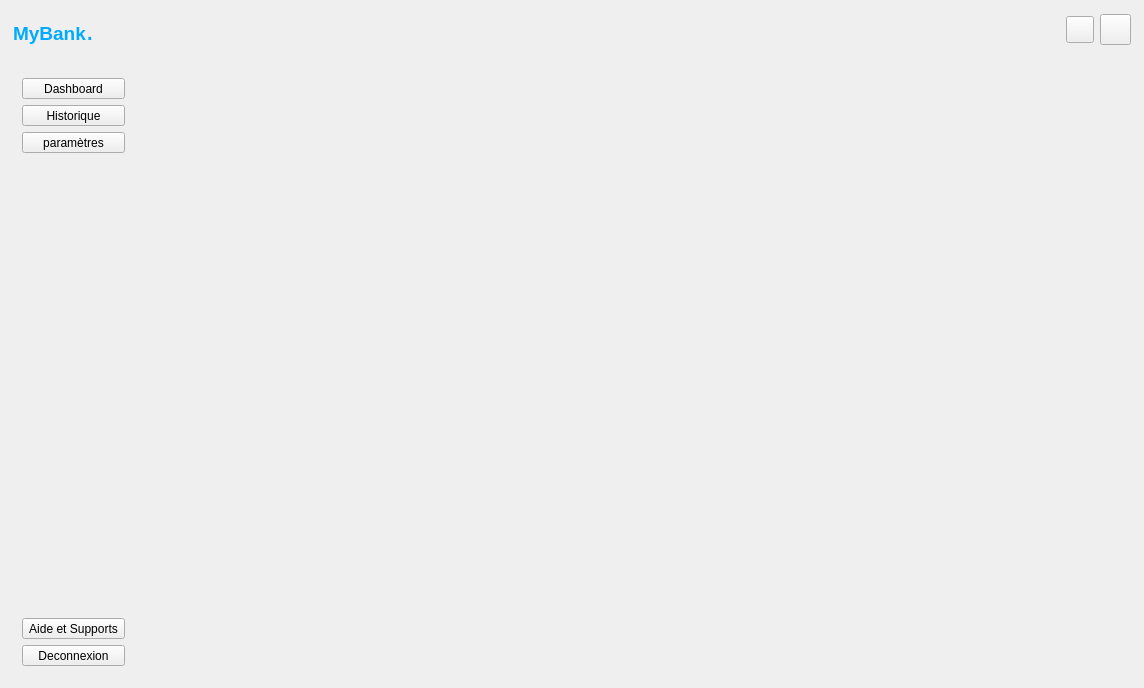
Old version of the form fenmain.ui in the repository will180901/my_bank.
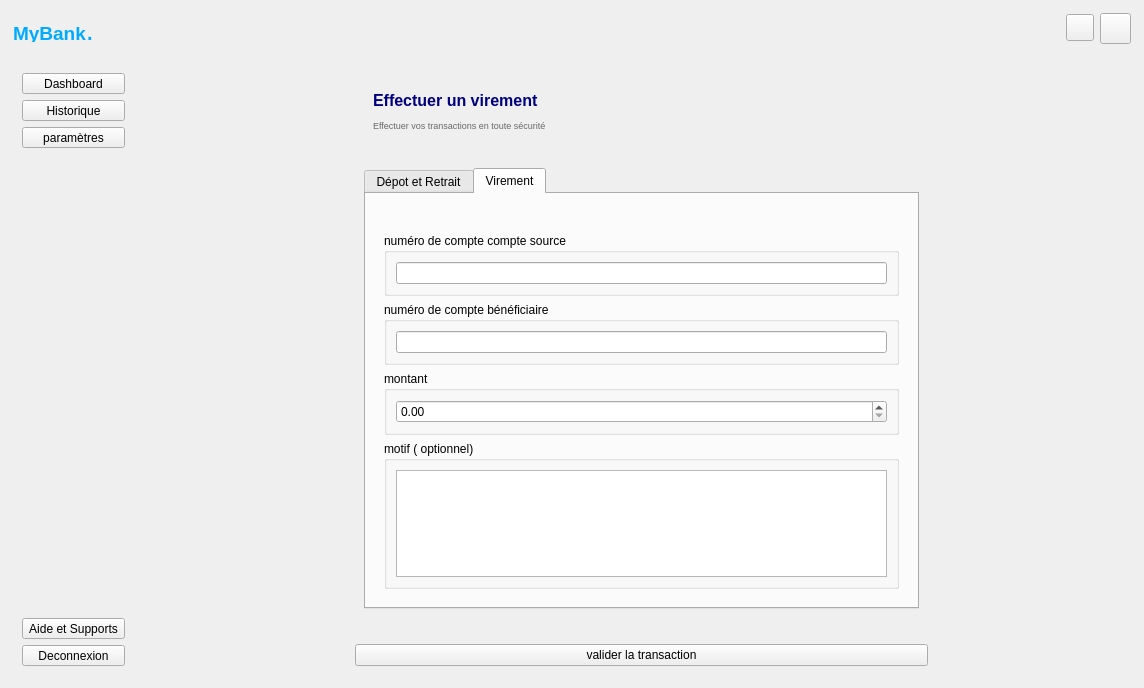
New version of the form. The open tabs and pages were chosen to show the change. Icons and pictures are not drawn.

```diff
--- a/fenmain.ui
+++ b/fenmain.ui
@@ -1997,32 +1997,256 @@
          </widget>
          <widget class="QWidget" name="page_parametres"/>
          <widget class="QWidget" name="page_transaction">
-          <widget class="QWidget" name="carte_effectuer_transaction" native="true">
-           <property name="geometry">
-            <rect>
-             <x>150</x>
-             <y>20</y>
-             <width>591</width>
-             <height>501</height>
-            </rect>
-           </property>
-           <property name="minimumSize">
-            <size>
-             <width>591</width>
-             <height>501</height>
-            </size>
-           </property>
-           <widget class="QWidget" name="widget_23" native="true">
-            <property name="geometry">
-             <rect>
-              <x>10</x>
-              <y>10</y>
-              <width>401</width>
-              <height>80</height>
-             </rect>
-            </property>
-           </widget>
-          </widget>
+          <layout class="QVBoxLayout" name="verticalLayout_26">
+           <item alignment="Qt::AlignmentFlag::AlignHCenter">
+            <widget class="QWidget" name="carte_effectuer_transaction" native="true">
+             <property name="sizePolicy">
+              <sizepolicy hsizetype="Fixed" vsizetype="MinimumExpanding">
+               <horstretch>0</horstretch>
+               <verstretch>0</verstretch>
+              </sizepolicy>
+             </property>
+             <property name="minimumSize">
+              <size>
+               <width>591</width>
+               <height>0</height>
+              </size>
+             </property>
+             <layout class="QVBoxLayout" name="verticalLayout_24">
+              <item>
+               <widget class="QWidget" name="widget_23" native="true">
+                <property name="minimumSize">
+                 <size>
+                  <width>571</width>
+                  <height>80</height>
+                 </size>
+                </property>
+                <layout class="QVBoxLayout" name="verticalLayout_23">
+                 <item>
+                  <widget class="QWidget" name="widget_24" native="true">
+                   <layout class="QVBoxLayout" name="verticalLayout_22">
+                    <item>
+                     <widget class="QLabel" name="label_titre_compte_courant_4">
+                      <property name="text">
+                       <string>&lt;html&gt;&lt;head/&gt;&lt;body&gt;&lt;p&gt;&lt;span style=&quot; font-size:12pt; font-weight:700; color:#00007f;&quot;&gt;Effectuer un virement &lt;/span&gt;&lt;/p&gt;&lt;/body&gt;&lt;/html&gt;</string>
+                      </property>
+                     </widget>
+                    </item>
+                    <item>
+                     <widget class="QLabel" name="label_8">
+                      <property name="text">
+                       <string>&lt;html&gt;&lt;head/&gt;&lt;body&gt;&lt;p&gt;&lt;span style=&quot; font-size:7pt; color:#696969;&quot;&gt;Effectuer vos transactions en toute sécurité &lt;/span&gt;&lt;/p&gt;&lt;/body&gt;&lt;/html&gt;</string>
+                      </property>
+                     </widget>
+                    </item>
+                   </layout>
+                  </widget>
+                 </item>
+                </layout>
+               </widget>
+              </item>
+              <item>
+               <widget class="QWidget" name="widget_25" native="true">
+                <property name="minimumSize">
+                 <size>
+                  <width>571</width>
+                  <height>341</height>
+                 </size>
+                </property>
+                <layout class="QVBoxLayout" name="verticalLayout_25">
+                 <item>
+                  <widget class="QTabWidget" name="mes_onglets_page_transaction">
+                   <property name="currentIndex">
+                    <number>0</number>
+                   </property>
+                   <property name="documentMode">
+                    <bool>false</bool>
+                   </property>
+                   <widget class="QWidget" name="onglet_depot_retrait">
+                    <attribute name="title">
+                     <string>Dépot et Retrait</string>
+                    </attribute>
+                    <layout class="QVBoxLayout" name="verticalLayout_31">
+                     <property name="topMargin">
+                      <number>30</number>
+                     </property>
+                     <item>
+                      <widget class="QWidget" name="widget_26" native="true">
+                       <property name="sizePolicy">
+                        <sizepolicy hsizetype="MinimumExpanding" vsizetype="MinimumExpanding">
+                         <horstretch>0</horstretch>
+                         <verstretch>0</verstretch>
+                        </sizepolicy>
+                       </property>
+                       <layout class="QVBoxLayout" name="verticalLayout_30">
+                        <item>
+                         <widget class="QGroupBox" name="groupBox_11">
+                          <property name="title">
+                           <string>numéro de compte</string>
+                          </property>
+                          <layout class="QVBoxLayout" name="verticalLayout_27">
+                           <item>
+                            <widget class="QLineEdit" name="sai_numero_compte_onglet_depot_retrait"/>
+                           </item>
+                          </layout>
+                         </widget>
+                        </item>
+                        <item>
+                         <widget class="QGroupBox" name="groupBox_12">
+                          <property name="title">
+                           <string>montant</string>
+                          </property>
+                          <layout class="QVBoxLayout" name="verticalLayout_28">
+                           <item>
+                            <widget class="QDoubleSpinBox" name="doubleSpinBox_montant_onglet_depot_retrait"/>
+                           </item>
+                          </layout>
+                         </widget>
+                        </item>
+                        <item>
+                         <widget class="QGroupBox" name="groupBox_13">
+                          <property name="sizePolicy">
+                           <sizepolicy hsizetype="Preferred" vsizetype="Minimum">
+                            <horstretch>0</horstretch>
+                            <verstretch>0</verstretch>
+                           </sizepolicy>
+                          </property>
+                          <property name="minimumSize">
+                           <size>
+                            <width>0</width>
+                            <height>0</height>
+                           </size>
+                          </property>
+                          <property name="title">
+                           <string>motif ( optionnel)</string>
+                          </property>
+                          <layout class="QVBoxLayout" name="verticalLayout_29">
+                           <item>
+                            <widget class="QTextEdit" name="textEdit_motif_onglet_depot_retrait"/>
+                           </item>
+                          </layout>
+                         </widget>
+                        </item>
+                       </layout>
+                      </widget>
+                     </item>
+                    </layout>
+                   </widget>
+                   <widget class="QWidget" name="onglet_virement">
+                    <attribute name="title">
+                     <string>Virement</string>
+                    </attribute>
+                    <layout class="QVBoxLayout" name="verticalLayout_37">
+                     <property name="topMargin">
+                      <number>30</number>
+                     </property>
+                     <item>
+                      <widget class="QWidget" name="widget_27" native="true">
+                       <property name="sizePolicy">
+                        <sizepolicy hsizetype="MinimumExpanding" vsizetype="MinimumExpanding">
+                         <horstretch>0</horstretch>
+                         <verstretch>0</verstretch>
+                        </sizepolicy>
+                       </property>
+                       <layout class="QVBoxLayout" name="verticalLayout_32">
+                        <item>
+                         <widget class="QGroupBox" name="groupBox_14">
+                          <property name="title">
+                           <string>numéro de compte compte source</string>
+                          </property>
+                          <layout class="QVBoxLayout" name="verticalLayout_33">
+                           <item>
+                            <widget class="QLineEdit" name="sai_numero_compte_source_onglet_virement"/>
+                           </item>
+                          </layout>
+                         </widget>
+                        </item>
+                        <item>
+                         <widget class="QGroupBox" name="groupBox_17">
+                          <property name="title">
+                           <string>numéro de compte bénéficiaire</string>
+                          </property>
+                          <layout class="QVBoxLayout" name="verticalLayout_36">
+                           <item>
+                            <widget class="QLineEdit" name="sai_numero_compte_beneficiaire_onglet_virement"/>
+                           </item>
+                          </layout>
+                         </widget>
+                        </item>
+                        <item>
+                         <widget class="QGroupBox" name="groupBox_15">
+                          <property name="title">
+                           <string>montant</string>
+                          </property>
+                          <layout class="QVBoxLayout" name="verticalLayout_34">
+                           <item>
+                            <widget class="QDoubleSpinBox" name="doubleSpinBox_montant_onglet_virement"/>
+                           </item>
+                          </layout>
+                         </widget>
+                        </item>
+                        <item>
+                         <widget class="QGroupBox" name="groupBox_16">
+                          <property name="sizePolicy">
+                           <sizepolicy hsizetype="Preferred" vsizetype="Minimum">
+                            <horstretch>0</horstretch>
+                            <verstretch>0</verstretch>
+                           </sizepolicy>
+                          </property>
+                          <property name="minimumSize">
+                           <size>
+                            <width>0</width>
+                            <height>0</height>
+                           </size>
+                          </property>
+                          <property name="title">
+                           <string>motif ( optionnel)</string>
+                          </property>
+                          <layout class="QVBoxLayout" name="verticalLayout_35">
+                           <item>
+                            <widget class="QTextEdit" name="textEdit_motif_onglet_virement"/>
+                           </item>
+                          </layout>
+                         </widget>
+                        </item>
+                       </layout>
+                      </widget>
+                     </item>
+                    </layout>
+                   </widget>
+                  </widget>
+                 </item>
+                 <item>
+                  <widget class="QLabel" name="label_erreur_dans_chmps">
+                   <property name="text">
+                    <string/>
+                   </property>
+                   <property name="alignment">
+                    <set>Qt::AlignmentFlag::AlignCenter</set>
+                   </property>
+                  </widget>
+                 </item>
+                </layout>
+               </widget>
+              </item>
+              <item>
+               <widget class="QPushButton" name="btn_valider_transaction">
+                <property name="cursor">
+                 <cursorShape>PointingHandCursor</cursorShape>
+                </property>
+                <property name="text">
+                 <string>valider la transaction</string>
+                </property>
+                <property name="icon">
+                 <iconset resource="icons.qrc">
+                  <normaloff>:/icon_blanc/send.svg</normaloff>:/icon_blanc/send.svg</iconset>
+                </property>
+               </widget>
+              </item>
+             </layout>
+            </widget>
+           </item>
+          </layout>
          </widget>
         </widget>
        </item>
```
Left out of the diff: 27 changed lines with no effect on the pictures.
